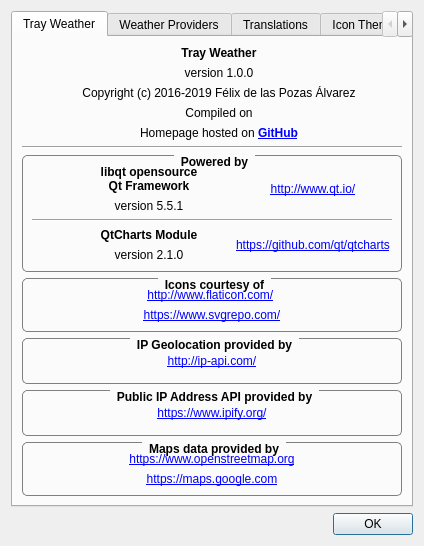
Before: the Qt Designer form AboutDialog.ui in FelixdelasPozas/TrayWeather, drawn with Qt 5.
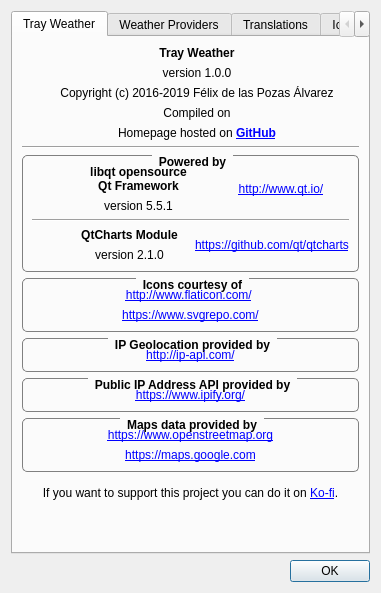
After: the same form once the commit is applied. Icons and pictures are not drawn. Custom widgets are drawn as their Qt base class.

Diff of the .ui file:
```diff
--- a/AboutDialog.ui
+++ b/AboutDialog.ui
@@ -6,8 +6,8 @@
    <rect>
     <x>0</x>
     <y>0</y>
-    <width>424</width>
-    <height>546</height>
+    <width>374</width>
+    <height>593</height>
    </rect>
   </property>
   <property name="windowTitle">
@@ -27,7 +27,7 @@
       <attribute name="title">
        <string>Tray Weather</string>
       </attribute>
-      <layout class="QVBoxLayout" name="verticalLayout_9">
+      <layout class="QVBoxLayout" name="verticalLayout_9" stretch="0,0,0">
        <item>
         <layout class="QVBoxLayout" name="verticalLayout_2">
          <item>
@@ -552,6 +552,74 @@
          </item>
         </layout>
        </item>
+       <item>
+        <widget class="QLabel" name="label_6">
+         <property name="text">
+          <string>If you want to support this project you can do it on &lt;a href=&quot;https://ko-fi.com/felixdelaspozas&quot;&gt;Ko-fi&lt;/a&gt;.</string>
+         </property>
+         <property name="scaledContents">
+          <bool>true</bool>
+         </property>
+         <property name="alignment">
+          <set>Qt::AlignCenter</set>
+         </property>
+         <property name="wordWrap">
+          <bool>true</bool>
+         </property>
+         <property name="openExternalLinks">
+          <bool>true</bool>
+         </property>
+        </widget>
+       </item>
+       <item>
+        <layout class="QHBoxLayout" name="horizontalLayout_3">
+         <item>
+          <spacer name="horizontalSpacer_3">
+           <property name="orientation">
+            <enum>Qt::Horizontal</enum>
+           </property>
+           <property name="sizeHint" stdset="0">
+            <size>
+             <width>40</width>
+             <height>20</height>
+            </size>
+           </property>
+          </spacer>
+         </item>
+         <item>
+          <widget class="ClickableHoverLabel" name="m_banner">
+           <property name="maximumSize">
+            <size>
+             <width>16777215</width>
+             <height>60</height>
+            </size>
+           </property>
+           <property name="toolTip">
+            <string>You can support me on Ko-fi!</string>
+           </property>
+           <property name="text">
+            <string/>
+           </property>
+           <property name="scaledContents">
+            <bool>true</bool>
+           </property>
+          </widget>
+         </item>
+         <item>
+          <spacer name="horizontalSpacer_4">
+           <property name="orientation">
+            <enum>Qt::Horizontal</enum>
+           </property>
+           <property name="sizeHint" stdset="0">
+            <size>
+             <width>40</width>
+             <height>20</height>
+            </size>
+           </property>
+          </spacer>
+         </item>
+        </layout>
+       </item>
       </layout>
      </widget>
      <widget class="QWidget" name="tab_4">
@@ -717,6 +785,13 @@
    </item>
   </layout>
  </widget>
+ <customwidgets>
+  <customwidget>
+   <class>ClickableHoverLabel</class>
+   <extends>QLabel</extends>
+   <header>Utils.h</header>
+  </customwidget>
+ </customwidgets>
  <resources>
   <include location="rsc/resources.qrc"/>
  </resources>
```
